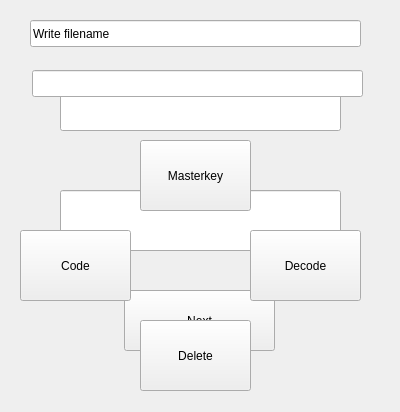
Before: the Qt Designer form interface_qt/widget.ui in denaas/msup_disk, drawn with Qt 5.
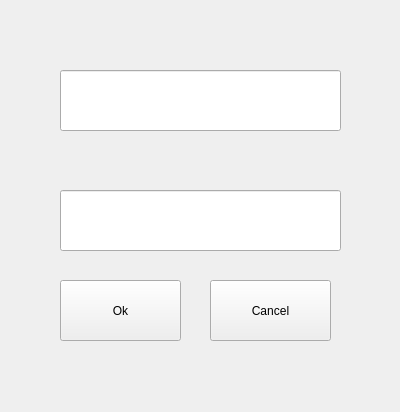
After: the same form once the commit is applied.

Patch:
```diff
--- a/interface_qt/widget.ui
+++ b/interface_qt/widget.ui
@@ -123,24 +123,33 @@
    <widget class="QPushButton" name="pushButton_5">
     <property name="geometry">
      <rect>
-      <x>114</x>
-      <y>270</y>
-      <width>151</width>
+      <x>50</x>
+      <y>260</y>
+      <width>121</width>
       <height>61</height>
      </rect>
     </property>
+    <property name="autoFillBackground">
+     <bool>true</bool>
+    </property>
     <property name="text">
-     <string>Next</string>
+     <string>Ok</string>
+    </property>
+   </widget>
+   <widget class="QPushButton" name="pushButton_6">
+    <property name="geometry">
+     <rect>
+      <x>200</x>
+      <y>260</y>
+      <width>121</width>
+      <height>61</height>
+     </rect>
+    </property>
+    <property name="text">
+     <string>Cancel</string>
     </property>
    </widget>
   </widget>
-  <zorder>widget</zorder>
-  <zorder>pushButton</zorder>
-  <zorder>pushButton_2</zorder>
-  <zorder>pushButton_3</zorder>
-  <zorder>pushButton_4</zorder>
-  <zorder>lineEdit</zorder>
-  <zorder>lineEdit_2</zorder>
  </widget>
  <layoutdefault spacing="6" margin="11"/>
  <resources/>
```
